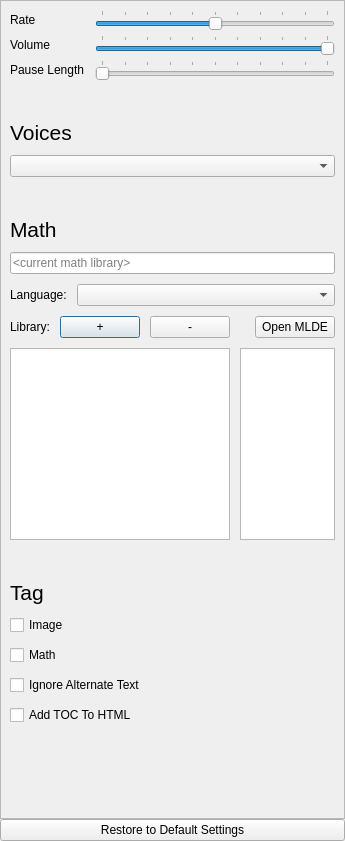
Old version of the form car/forms/speech_settings.ui in the repository DinoZAR/CentralAccessReader.
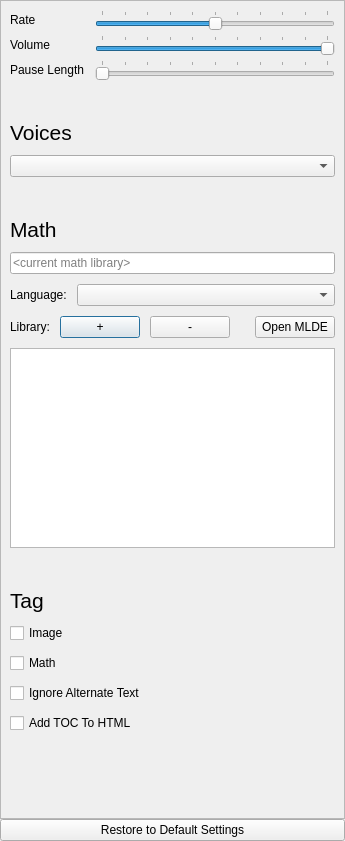
New version of the form. Icons and pictures are not drawn.

Commit message: Fixed the math selection in General settings back to what it used to do. I thought I reverted out of the idea I had before, but I guess not.

The edit to the form file:
```diff
--- a/car/forms/speech_settings.ui
+++ b/car/forms/speech_settings.ui
@@ -240,11 +240,9 @@
           </layout>
          </item>
          <item>
-          <layout class="QHBoxLayout" name="horizontalLayout_3" stretch="1,1">
-           <item>
             <layout class="QVBoxLayout" name="verticalLayout_4">
              <item>
-              <layout class="QHBoxLayout" name="horizontalLayout" stretch="0,0,0,0">
+            <layout class="QHBoxLayout" name="horizontalLayout">
                <item>
                 <widget class="QLabel" name="libraryLabel">
                  <property name="text">
@@ -285,34 +283,6 @@
                  </property>
                 </spacer>
                </item>
-              </layout>
-             </item>
-             <item>
-              <widget class="QTreeView" name="libraryList">
-               <property name="headerHidden">
-                <bool>true</bool>
-               </property>
-              </widget>
-             </item>
-            </layout>
-           </item>
-           <item>
-            <layout class="QVBoxLayout" name="verticalLayout_6">
-             <item>
-              <layout class="QHBoxLayout" name="horizontalLayout_4">
-               <item>
-                <spacer name="horizontalSpacer_2">
-                 <property name="orientation">
-                  <enum>Qt::Horizontal</enum>
-                 </property>
-                 <property name="sizeHint" stdset="0">
-                  <size>
-                   <width>40</width>
-                   <height>20</height>
-                  </size>
-                 </property>
-                </spacer>
-               </item>
                <item>
                 <widget class="QPushButton" name="openMLDEButton">
                  <property name="text">
@@ -323,13 +293,17 @@
               </layout>
              </item>
              <item>
-              <widget class="QTreeView" name="disciplineList">
-               <property name="headerHidden">
-                <bool>true</bool>
-               </property>
-              </widget>
-             </item>
-            </layout>
+            <widget class="QTreeView" name="mathLibraryTree">
+             <property name="minimumSize">
+              <size>
+               <width>0</width>
+               <height>200</height>
+              </size>
+             </property>
+             <attribute name="headerVisible">
+              <bool>false</bool>
+             </attribute>
+            </widget>
            </item>
           </layout>
          </item>
```
Lines whose indentation alone changed are shown as unchanged. The commit also changes 2 other files.
